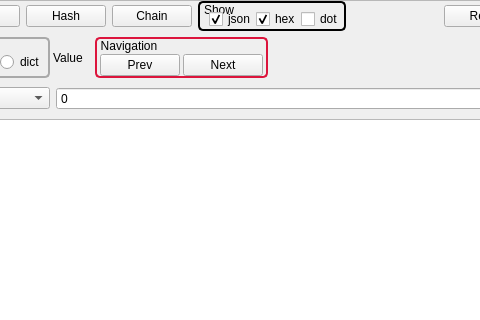
The window that apps/BlockTool/blockTool.ui (assignonward/aosuite) describes before a commit, drawn with Qt 5; both pictures show x 126 to 606 and y 0 to 320 of the 1045 by 485 pixel window.
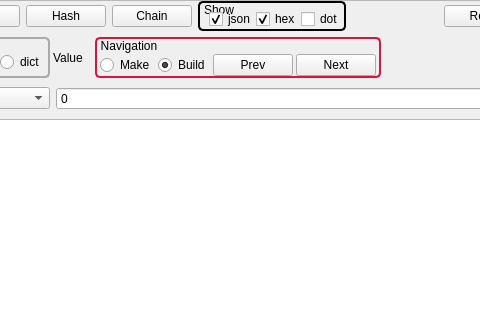
The same window after the commit. Icons and pictures are not drawn.

Diff of the .ui file:
```diff
--- a/apps/BlockTool/blockTool.ui
+++ b/apps/BlockTool/blockTool.ui
@@ -769,6 +769,23 @@
          <property name="bottomMargin">
           <number>0</number>
          </property>
+         <item>
+          <widget class="QRadioButton" name="navMake">
+           <property name="text">
+            <string>Make</string>
+           </property>
+          </widget>
+         </item>
+         <item>
+          <widget class="QRadioButton" name="navBuild">
+           <property name="text">
+            <string>Build</string>
+           </property>
+           <property name="checked">
+            <bool>true</bool>
+           </property>
+          </widget>
+         </item>
          <item>
           <widget class="QPushButton" name="prev">
            <property name="text">
```
